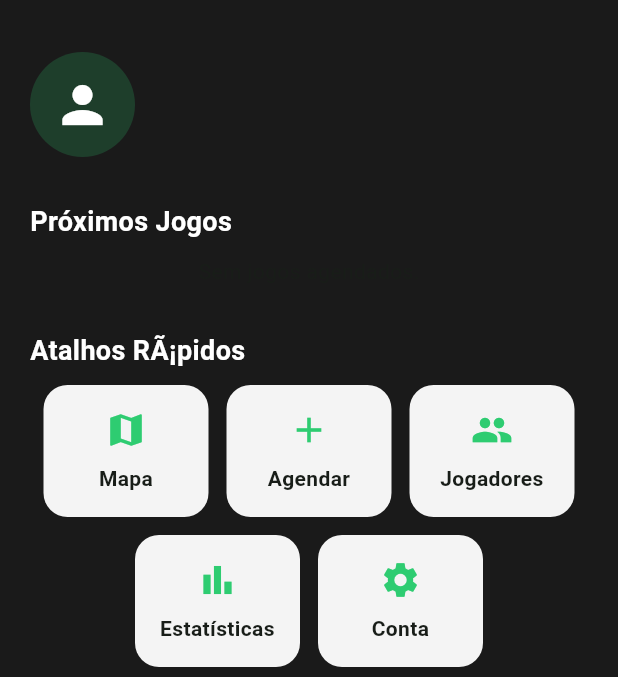
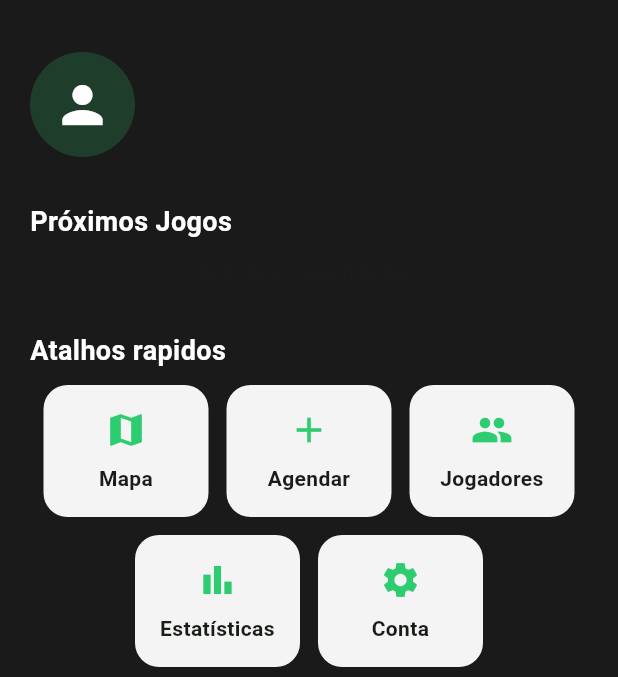
Before and after one commit to fspjorge/futeboladas, a Flutter app: the screen it shows once a user with an empty profile is signed in, on a phone screen of 412 x 824 dp, the part 62-739 px from its top. Run offline on Flutter 3.47's test engine with Material 3 defaults, Android fonts, the phone set to English and light mode, and no system bars; our stand-ins replace cloud_firestore, firebase_auth, firebase_core, geocoding, google_maps_flutter, google_sign_in; accounts and stored records are empty; network calls fail.

Commit message:
fix(ui): correct quick shortcuts title to ASCII-safe 'Atalhos rapidos' to avoid mojibake on device

```diff
--- a/lib/screens/home_dashboard.dart
+++ b/lib/screens/home_dashboard.dart
@@ -44,7 +44,7 @@ class HomeDashboard extends StatelessWidget {
             const SizedBox(height: 10),
             const JogosLista(),
             const SizedBox(height: 30),
-            _sectionTitle('Atalhos RÃ¡pidos'),
+            _sectionTitle('Atalhos rapidos'),
             const SizedBox(height: 10),
             Wrap(
               spacing: 12,
```
